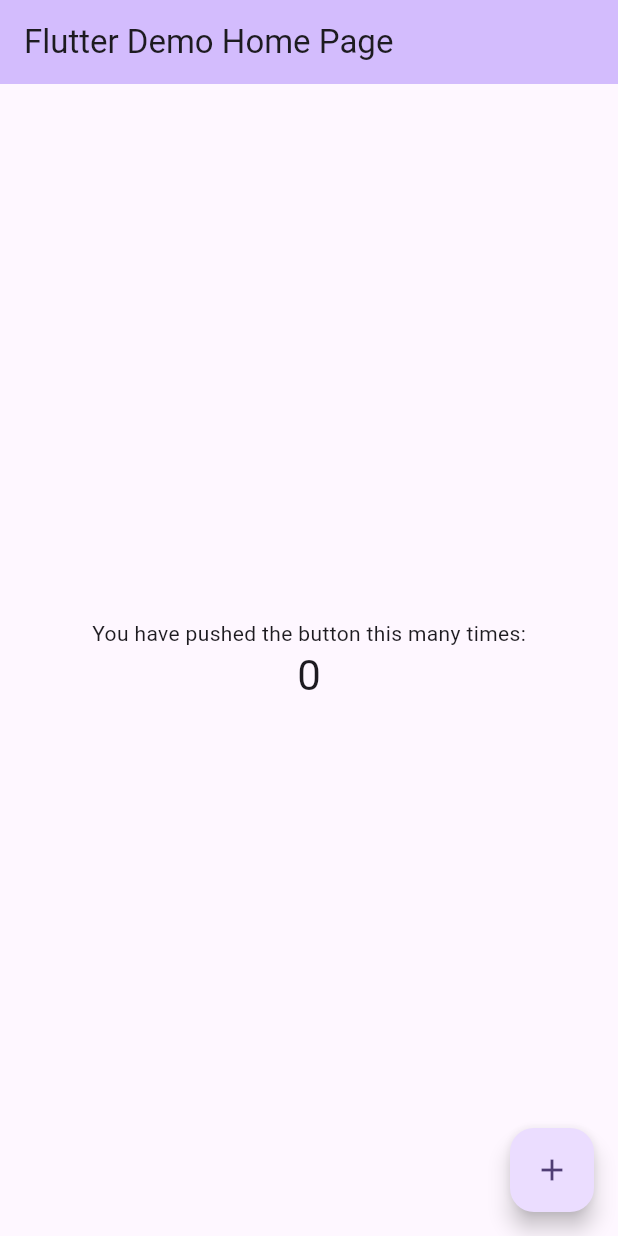
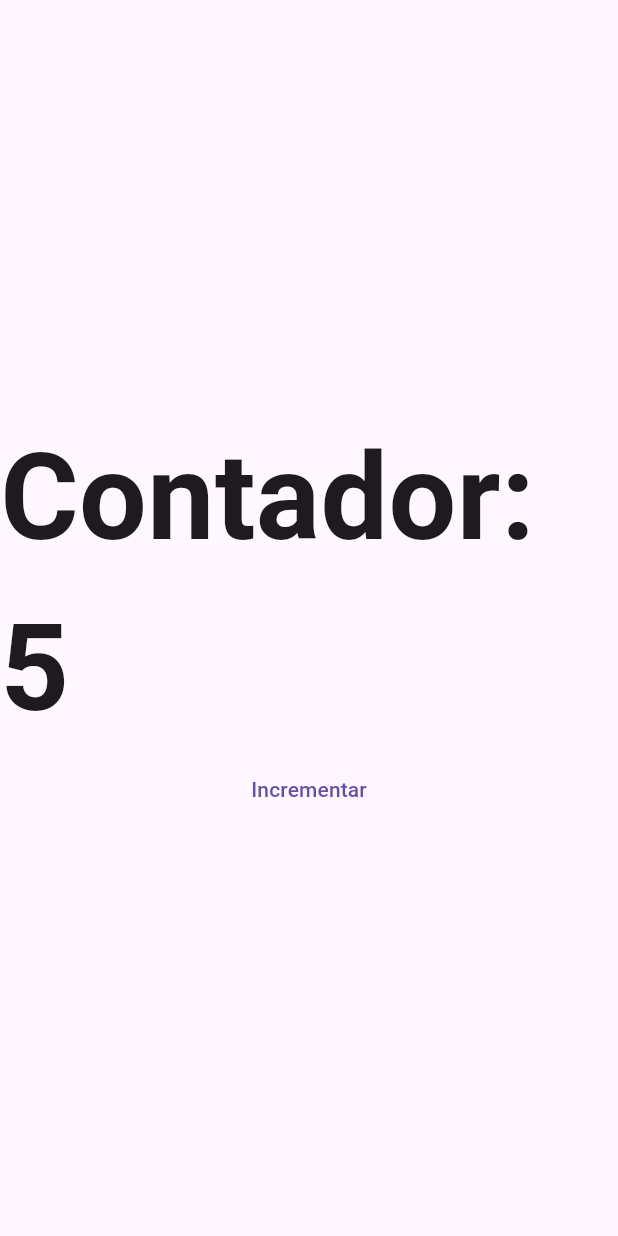
Before and after one commit to abelborit/flutter_web_bases, a Flutter app: the screen it shows after launch, on a phone screen of 412 x 824 dp. Run offline on Flutter 3.47's test engine with Material 3 defaults, Android fonts, the phone set to English and light mode, and no system bars.

Commit message:
[add] counter_page.dart as a StatelessWidget

```diff
--- a/lib/main.dart
+++ b/lib/main.dart
@@ -1,122 +1,23 @@
 import 'package:flutter/material.dart';
+import 'package:flutter_web_bases/ui/pages/counter_page.dart';
 
-void main() {
-  runApp(const MyApp());
-}
+void main() => runApp(const MyApp());
 
 class MyApp extends StatelessWidget {
   const MyApp({super.key});
 
-  // This widget is the root of your application.
   @override
   Widget build(BuildContext context) {
     return MaterialApp(
-      title: 'Flutter Demo',
-      theme: ThemeData(
-        // This is the theme of your application.
-        //
-        // TRY THIS: Try running your application with "flutter run". You'll see
-        // the application has a purple toolbar. Then, without quitting the app,
-        // try changing the seedColor in the colorScheme below to Colors.green
-        // and then invoke "hot reload" (save your changes or press the "hot
-        // reload" button in a Flutter-supported IDE, or press "r" if you used
-        // the command line to start the app).
-        //
-        // Notice that the counter didn't reset back to zero; the application
-        // state is not lost during the reload. To reset the state, use hot
-        // restart instead.
-        //
-        // This works for code too, not just values: Most code changes can be
-        // tested with just a hot reload.
-        colorScheme: ColorScheme.fromSeed(seedColor: Colors.deepPurple),
-      ),
-      home: const MyHomePage(title: 'Flutter Demo Home Page'),
+      debugShowCheckedModeBanner: false,
+      title: 'Rutas Page App',
+      /* las rutas aparecerán como -- /#stateful -- por eso se le coloca el / inicial para que ahora sea algo como -- /#/stateful -- */
+      // initialRoute: 'stateful',
+      // routes: {
+      //   'stateful': (BuildContext context) => CounterPage()
+      // },
+      initialRoute: '/stateful',
+      routes: {'/stateful': (BuildContext context) => CounterPage()},
     );
   }
 }
-
-class MyHomePage extends StatefulWidget {
-  const MyHomePage({super.key, required this.title});
-
-  // This widget is the home page of your application. It is stateful, meaning
-  // that it has a State object (defined below) that contains fields that affect
-  // how it looks.
-
-  // This class is the configuration for the state. It holds the values (in this
-  // case the title) provided by the parent (in this case the App widget) and
-  // used by the build method of the State. Fields in a Widget subclass are
-  // always marked "final".
-
-  final String title;
-
-  @override
-  State<MyHomePage> createState() => _MyHomePageState();
-}
-
-class _MyHomePageState extends State<MyHomePage> {
-  int _counter = 0;
-
-  void _incrementCounter() {
-    setState(() {
-      // This call to setState tells the Flutter framework that something has
-      // changed in this State, which causes it to rerun the build method below
-      // so that the display can reflect the updated values. If we changed
-      // _counter without calling setState(), then the build method would not be
-      // called again, and so nothing would appear to happen.
-      _counter++;
-    });
-  }
-
-  @override
-  Widget build(BuildContext context) {
-    // This method is rerun every time setState is called, for instance as done
-    // by the _incrementCounter method above.
-    //
-    // The Flutter framework has been optimized to make rerunning build methods
-    // fast, so that you can just rebuild anything that needs updating rather
-    // than having to individually change instances of widgets.
-    return Scaffold(
-      appBar: AppBar(
-        // TRY THIS: Try changing the color here to a specific color (to
-        // Colors.amber, perhaps?) and trigger a hot reload to see the AppBar
-        // change color while the other colors stay the same.
-        backgroundColor: Theme.of(context).colorScheme.inversePrimary,
-        // Here we take the value from the MyHomePage object that was created by
-        // the App.build method, and use it to set our appbar title.
-        title: Text(widget.title),
-      ),
-      body: Center(
-        // Center is a layout widget. It takes a single child and positions it
-        // in the middle of the parent.
-        child: Column(
-          // Column is also a layout widget. It takes a list of children and
-          // arranges them vertically. By default, it sizes itself to fit its
-          // children horizontally, and tries to be as tall as its parent.
-          //
-          // Column has various properties to control how it sizes itself and
-          // how it positions its children. Here we use mainAxisAlignment to
-          // center the children vertically; the main axis here is the vertical
-          // axis because Columns are vertical (the cross axis would be
-          // horizontal).
-          //
-          // TRY THIS: Invoke "debug painting" (choose the "Toggle Debug Paint"
-          // action in the IDE, or press "p" in the console), to see the
-          // wireframe for each widget.
-          mainAxisAlignment: MainAxisAlignment.center,
-          children: <Widget>[
-            const Text('You have pushed the button this many times:'),
-            Text(
-              '$_counter',
-              style: Theme.of(context).textTheme.headlineMedium,
-            ),
-          ],
-        ),
-      ),
-      floatingActionButton: FloatingActionButton(
-        onPressed: _incrementCounter,
-        tooltip: 'Increment',
-        child: const Icon(Icons.add),
-      ), // This trailing comma makes auto-formatting nicer for build methods.
-    );
-  }
-}
--- /dev/null
+++ b/lib/ui/pages/counter_page.dart
@@ -0,0 +1,22 @@
+import 'package:flutter/material.dart';
+
+class CounterPage extends StatelessWidget {
+  const CounterPage({super.key});
+
+  @override
+  Widget build(BuildContext context) {
+    return Scaffold(
+      body: Column(
+        mainAxisAlignment: MainAxisAlignment.center,
+        children: [
+          Text(
+            "Contador: 5",
+            style: TextStyle(fontSize: 80, fontWeight: FontWeight.bold),
+          ),
+
+          TextButton(onPressed: () {}, child: Text("Incrementar")),
+        ],
+      ),
+    );
+  }
+}
```
